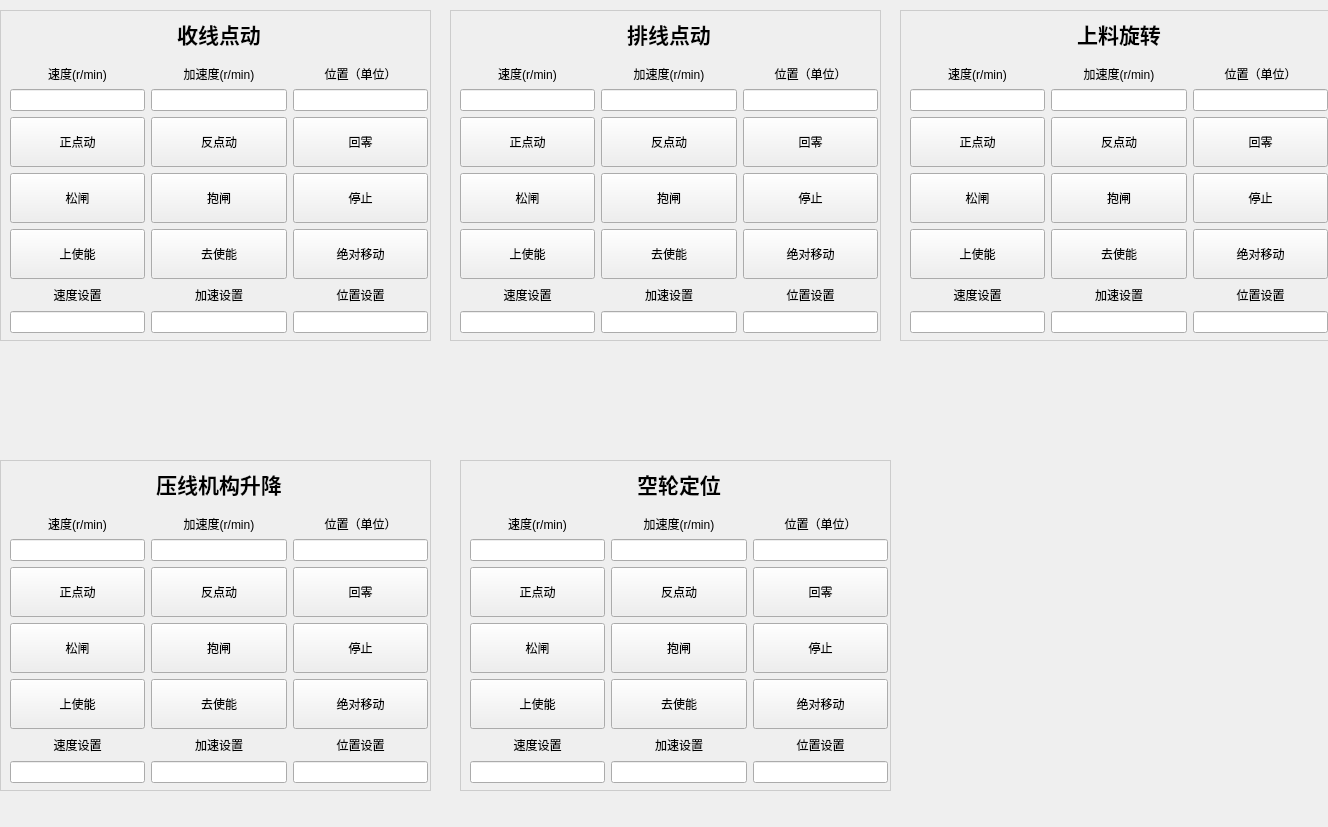
This is ui/blanking/blanking.ui in 1634609456/qt as Qt 5 draws it before an edit. The edited form follows.
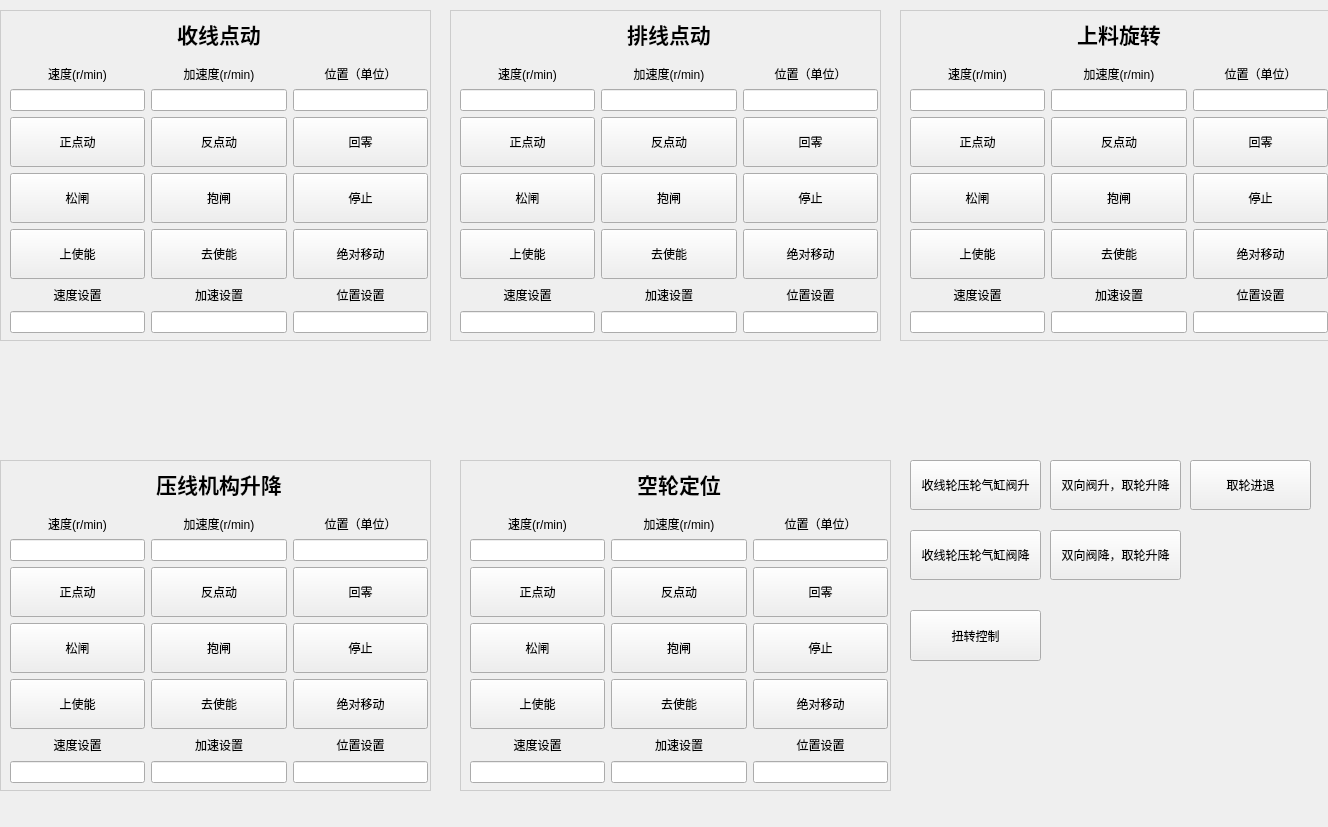
This is the edited form.

What changed in the file:
```diff
--- a/ui/blanking/blanking.ui
+++ b/ui/blanking/blanking.ui
@@ -1668,6 +1668,102 @@
     </layout>
    </widget>
   </widget>
+  <widget class="QPushButton" name="pushButton_28">
+   <property name="geometry">
+    <rect>
+     <x>910</x>
+     <y>460</y>
+     <width>131</width>
+     <height>50</height>
+    </rect>
+   </property>
+   <property name="styleSheet">
+    <string notr="true"/>
+   </property>
+   <property name="text">
+    <string>收线轮压轮气缸阀升</string>
+   </property>
+  </widget>
+  <widget class="QPushButton" name="pushButton_29">
+   <property name="geometry">
+    <rect>
+     <x>910</x>
+     <y>530</y>
+     <width>131</width>
+     <height>50</height>
+    </rect>
+   </property>
+   <property name="styleSheet">
+    <string notr="true"/>
+   </property>
+   <property name="text">
+    <string>收线轮压轮气缸阀降</string>
+   </property>
+  </widget>
+  <widget class="QPushButton" name="pushButton_30">
+   <property name="geometry">
+    <rect>
+     <x>1050</x>
+     <y>460</y>
+     <width>131</width>
+     <height>50</height>
+    </rect>
+   </property>
+   <property name="styleSheet">
+    <string notr="true"/>
+   </property>
+   <property name="text">
+    <string>双向阀升，取轮升降</string>
+   </property>
+  </widget>
+  <widget class="QPushButton" name="pushButton_31">
+   <property name="geometry">
+    <rect>
+     <x>1050</x>
+     <y>530</y>
+     <width>131</width>
+     <height>50</height>
+    </rect>
+   </property>
+   <property name="styleSheet">
+    <string notr="true"/>
+   </property>
+   <property name="text">
+    <string>双向阀降，取轮升降</string>
+   </property>
+  </widget>
+  <widget class="QPushButton" name="pushButton_32">
+   <property name="geometry">
+    <rect>
+     <x>1190</x>
+     <y>460</y>
+     <width>121</width>
+     <height>50</height>
+    </rect>
+   </property>
+   <property name="styleSheet">
+    <string notr="true"/>
+   </property>
+   <property name="text">
+    <string>取轮进退</string>
+   </property>
+  </widget>
+  <widget class="QPushButton" name="pushButton_33">
+   <property name="geometry">
+    <rect>
+     <x>910</x>
+     <y>610</y>
+     <width>131</width>
+     <height>51</height>
+    </rect>
+   </property>
+   <property name="styleSheet">
+    <string notr="true"/>
+   </property>
+   <property name="text">
+    <string>扭转控制</string>
+   </property>
+  </widget>
  </widget>
  <resources/>
  <connections/>
```
